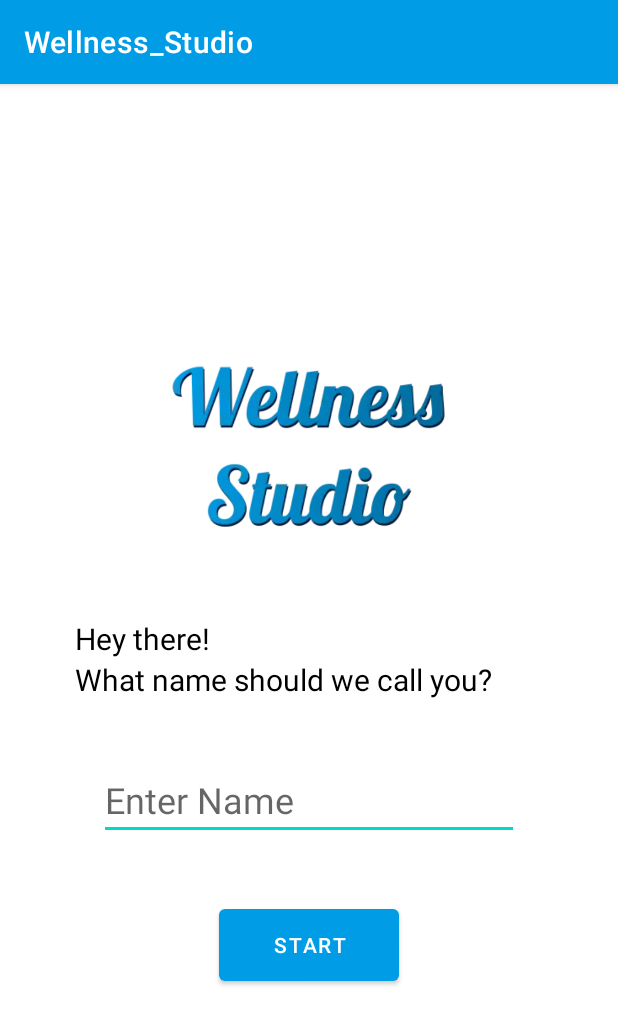
After one commit to kiracus/wellness_studio, an Android app: the Greeting screen opened directly, with no data from a screen before it, on a phone screen of 412 x 824 dp. The commit adds this screen. Shown: the top 1025 px of the screen. Run offline under Robolectric (Android 15) with nearby library versions, the phone set to English and light mode, and no system bars.

Commit message:
add greeting activity (asks for user nickname) and Util class (postToast helper)

```diff
--- a/app/src/main/AndroidManifest.xml
+++ b/app/src/main/AndroidManifest.xml
@@ -13,6 +13,9 @@
         android:supportsRtl="true"
         android:theme="@style/Theme.Wellness_Studio"
         tools:targetApi="31">
+        <activity
+            android:name=".Greeting"
+            android:exported="false" />
         <activity
             android:name=".Profile"
             android:exported="false" />
@@ -30,6 +33,7 @@
             android:exported="true">
             <intent-filter>
                 <action android:name="android.intent.action.MAIN" />
+
                 <category android:name="android.intent.category.LAUNCHER" />
             </intent-filter>
         </activity>
--- /dev/null
+++ b/app/src/main/java/edu/neu/madcourse/wellness_studio/Greeting.java
@@ -0,0 +1,59 @@
+package edu.neu.madcourse.wellness_studio;
+
+import androidx.appcompat.app.AppCompatActivity;
+
+import android.os.Bundle;
+import android.view.View;
+import android.widget.Button;
+import android.widget.EditText;
+
+import edu.neu.madcourse.wellness_studio.utils.Utils;
+
+public class Greeting extends AppCompatActivity {
+
+    EditText enterNameET;
+    Button startBtn;
+
+    private String nicknameInput;
+
+    @Override
+    protected void onCreate(Bundle savedInstanceState) {
+        super.onCreate(savedInstanceState);
+        setContentView(R.layout.activity_greeting);
+
+        enterNameET = findViewById(R.id.enter_name_ET);
+        startBtn = findViewById(R.id.start_button);
+
+        // if start button is clicked,
+        // check if user has a valid input of nickname (only allow letter and number
+        startBtn.setOnClickListener(new View.OnClickListener() {
+            @Override
+            public void onClick(View v) {
+                nicknameInput = enterNameET.getText().toString();
+
+                // check if nickname is valid, if yes save nickname, if not send a toast
+                if (checkValidNickname(nicknameInput)) {
+                    // TODO save nickname in user class or db
+
+                } else {
+                    Utils.postToast("Please enter a valid username.", Greeting.this);
+                };
+            }
+        });
+    }
+
+    private boolean checkValidNickname(String s) {
+        if (s == null || s.equals("")) {
+            return false;
+        } else {
+            int len = s.length();
+            for (int i = 0; i < len; i++) {
+                if ((!Character.isLetterOrDigit(s.charAt(i)))) {
+                    return false;
+                }
+            }
+            return true;
+        }
+
+    }
+}
--- /dev/null
+++ b/app/src/main/res/layout/activity_greeting.xml
@@ -0,0 +1,67 @@
+<?xml version="1.0" encoding="utf-8"?>
+<androidx.constraintlayout.widget.ConstraintLayout xmlns:android="http://schemas.android.com/apk/res/android"
+    xmlns:app="http://schemas.android.com/apk/res-auto"
+    xmlns:tools="http://schemas.android.com/tools"
+    android:layout_width="match_parent"
+    android:layout_height="match_parent"
+    tools:context=".Greeting">
+
+    <ImageView
+        android:id="@+id/title"
+        android:layout_width="match_parent"
+        android:layout_height="167dp"
+        app:srcCompat="@drawable/title"
+        app:layout_constraintBottom_toTopOf="@+id/body"
+        android:layout_marginBottom="30dp"/>
+
+    <LinearLayout
+        android:id="@+id/body"
+        android:layout_width="match_parent"
+        android:layout_height="wrap_content"
+        android:layout_margin="50dp"
+        android:orientation="vertical"
+        app:layout_constraintBottom_toBottomOf="parent"
+        app:layout_constraintEnd_toEndOf="parent"
+        app:layout_constraintStart_toStartOf="parent"
+        app:layout_constraintTop_toTopOf="parent"
+        app:layout_constraintVertical_bias="0.728">
+
+        <TextView
+            android:id="@+id/textView1"
+            android:layout_width="wrap_content"
+            android:layout_height="wrap_content"
+            android:text="Hey there!"
+            android:textColor="@color/black"
+            android:textSize="20sp" />
+
+        <TextView
+            android:id="@+id/textView2"
+            android:layout_width="wrap_content"
+            android:layout_height="wrap_content"
+            android:text="What name should we call you?"
+            android:textColor="@color/black"
+            android:textSize="20sp" />
+
+        <EditText
+            android:id="@+id/enter_name_ET"
+            android:layout_width="wrap_content"
+            android:layout_height="wrap_content"
+            android:layout_gravity="center"
+            android:layout_marginTop="40dp"
+            android:ems="10"
+            android:hint="Enter Name"
+            android:inputType="textPersonName"
+            android:textSize="24sp" />
+
+        <Button
+            android:id="@+id/start_button"
+            android:layout_width="120dp"
+            android:layout_height="60dp"
+            android:layout_gravity="center"
+            android:layout_marginTop="40dp"
+            android:text="START" />
+
+    </LinearLayout>
+
+
+</androidx.constraintlayout.widget.ConstraintLayout>
--- a/app/src/main/res/layout/activity_main.xml
+++ b/app/src/main/res/layout/activity_main.xml
@@ -20,7 +20,7 @@
             android:layout_margin="20dp"
             android:layout_gravity="center"
             android:textSize="20sp"
-            android:text="Hello, User!" />
+            android:text="Hello, there!" />
 
         <ImageButton
             android:id="@+id/imageButton_profile"
--- a/app/src/main/res/values-night/themes.xml
+++ b/app/src/main/res/values-night/themes.xml
@@ -2,8 +2,8 @@
     <!-- Base application theme. -->
     <style name="Theme.Wellness_Studio" parent="Theme.MaterialComponents.DayNight.DarkActionBar">
         <!-- Primary brand color. -->
-        <item name="colorPrimary">@color/purple_200</item>
-        <item name="colorPrimaryVariant">@color/purple_700</item>
+        <item name="colorPrimary">@color/sky_blue</item>
+        <item name="colorPrimaryVariant">@color/blue</item>
         <item name="colorOnPrimary">@color/black</item>
         <!-- Secondary brand color. -->
         <item name="colorSecondary">@color/teal_200</item>
```
Also changed, not shown: app/src/main/java/edu/neu/madcourse/wellness_studio/MainActivity.java (+21 -0 lines), app/src/main/java/edu/neu/madcourse/wellness_studio/utils/Utils.java (added, +35 -0 lines), app/src/main/assets/title.webp (added), app/src/main/res/drawable/title.webp (added), 1 other file.
